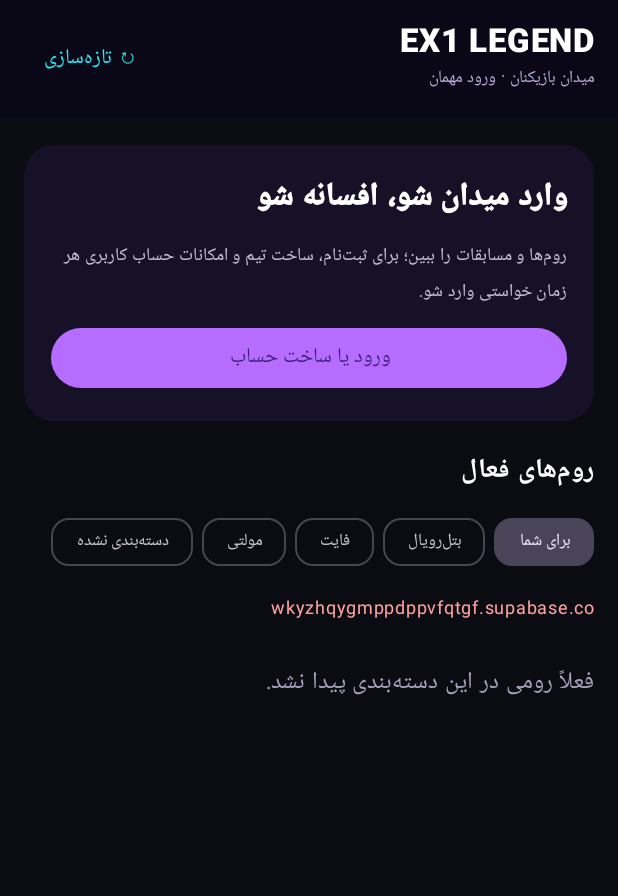
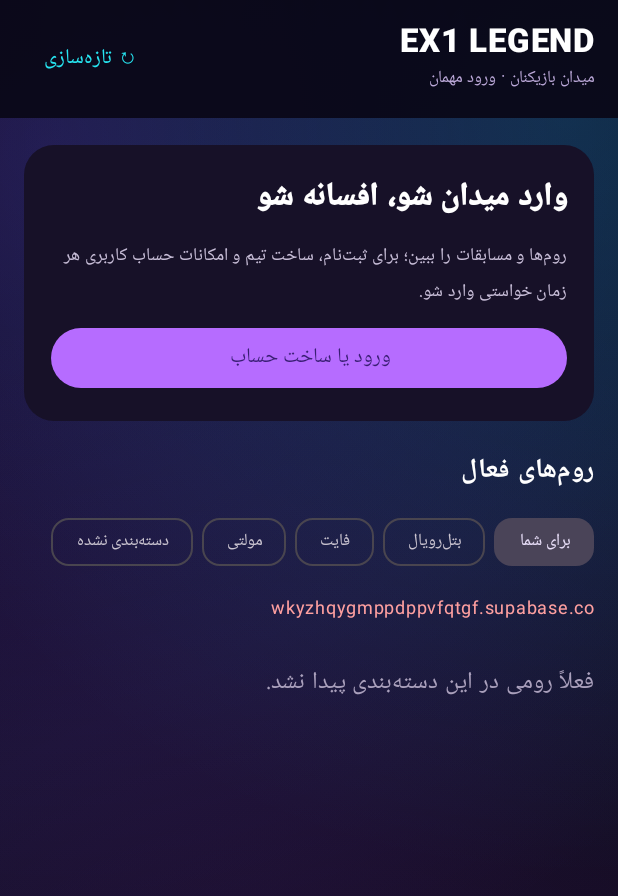
Before and after one commit to wfayymahan5-arch/EX1-house, an Android app built with Jetpack Compose: the NativePreviewActivity screen opened directly, with no data from a screen before it, on a phone screen of 412 x 824 dp. Shown: the top 896 px of the screen. Run offline under Robolectric (Android 15) with nearby library versions, the phone set to English and light mode, and no system bars; network calls fail; pictures from the network do not load.

Commit message:
style(android): recreate EX1 ambient background in Compose

```diff
--- a/android/app/src/main/java/com/ex1legend/app/NativePreviewActivity.kt
+++ b/android/app/src/main/java/com/ex1legend/app/NativePreviewActivity.kt
@@ -58,12 +58,48 @@ import androidx.compose.ui.platform.LocalLayoutDirection
 import androidx.compose.ui.unit.LayoutDirection
 import androidx.compose.runtime.CompositionLocalProvider
 import androidx.compose.ui.graphics.Color
+import androidx.compose.ui.geometry.Offset
+import androidx.compose.ui.graphics.Brush
+import androidx.compose.ui.draw.drawBehind
 import androidx.compose.ui.text.font.FontWeight
 import androidx.compose.ui.text.input.PasswordVisualTransformation
 import androidx.compose.ui.text.style.TextAlign
 import androidx.compose.ui.unit.dp
 import androidx.compose.ui.unit.sp
 import kotlinx.coroutines.launch
+
+private fun Modifier.ex1AmbientBackground(): Modifier = drawBehind {
+    // Mirrors the final shared EX1 CSS background layer: deep navy base with
+    // restrained violet, cyan and magenta ambient light pools.
+    drawRect(
+        brush = Brush.linearGradient(
+            colors = listOf(Color(0xFF080711), Color(0xFF0C1020), Color(0xFF090713)),
+            start = Offset(0f, 0f),
+            end = Offset(size.width, size.height)
+        )
+    )
+    drawRect(
+        brush = Brush.radialGradient(
+            colors = listOf(Color(0x3B8237FF), Color.Transparent),
+            center = Offset(size.width * 0.08f, size.height * 0.12f),
+            radius = size.maxDimension * 0.72f
+        )
+    )
+    drawRect(
+        brush = Brush.radialGradient(
+            colors = listOf(Color(0x2900DAFF), Color.Transparent),
+            center = Offset(size.width * 0.92f, size.height * 0.09f),
+            radius = size.maxDimension * 0.62f
+        )
+    )
+    drawRect(
+        brush = Brush.radialGradient(
+            colors = listOf(Color(0x1FD530FF), Color.Transparent),
+            center = Offset(size.width * 0.5f, size.height),
+            radius = size.maxDimension * 0.78f
+        )
+    )
+}
 
 private fun parseIsoDate(value: String?): Date? {
     if (value.isNullOrBlank()) return null
@@ -898,7 +934,7 @@ private fun GuestNativeHome(
         "uncategorized" to "دسته‌بندی نشده"
     )
     val visibleRooms = rooms.filter { category == "all" || it.gameCategory == category }
-    Column(Modifier.fillMaxSize().background(Ex1DesignTokens.Player.Background)) {
+    Column(Modifier.fillMaxSize().ex1AmbientBackground()) {
         Row(
             Modifier.fillMaxWidth().background(Color(0xF00A0818)).padding(horizontal = 16.dp, vertical = 14.dp),
             verticalAlignment = Alignment.CenterVertically
```
